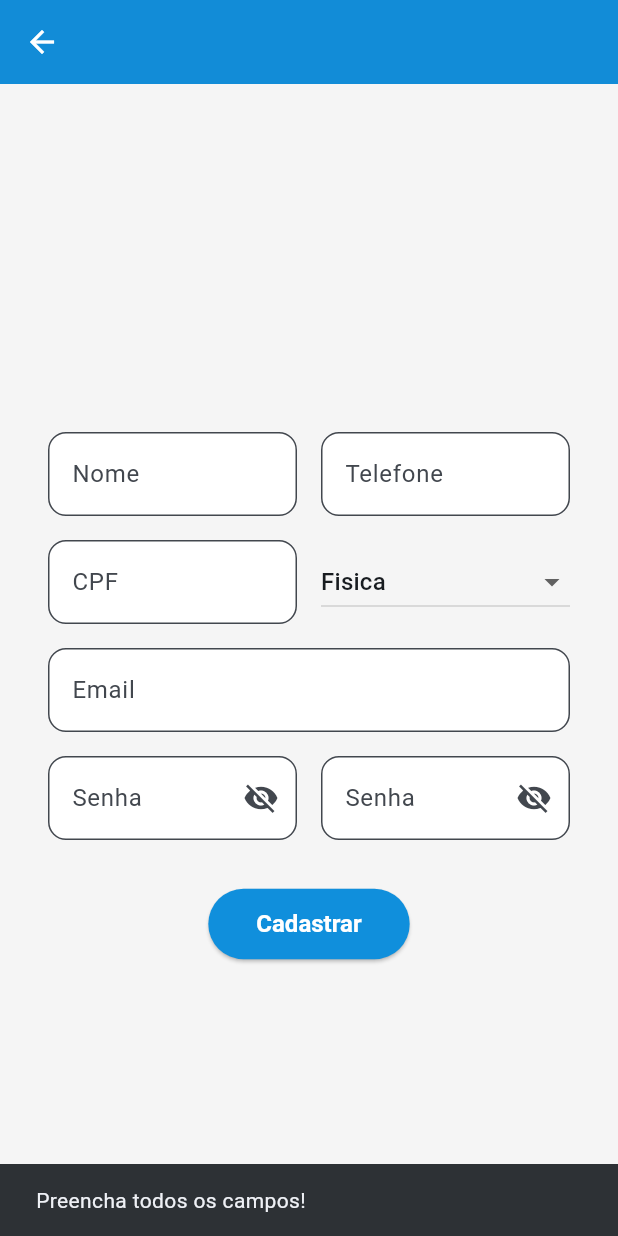
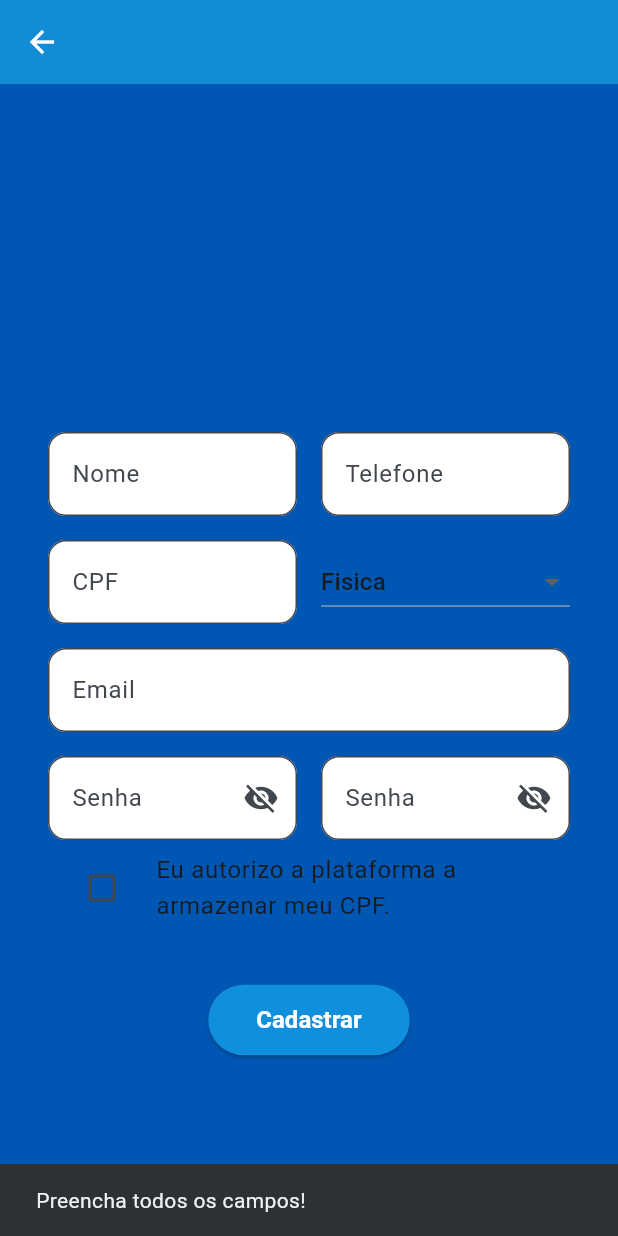
Before and after one commit to P1res2/flutter_techhelp.app, a Flutter app: the RegisterScreen screen opened by its route, after a tap on "Cadastrar", on a phone screen of 412 x 824 dp. Run offline on Flutter 3.47's test engine with Material 3 defaults, Android fonts, the light colour scheme and no system bars; our stand-ins replace flutter_dotenv, mask_text_input_formatter; missing offline and left inert: br_validators.

Commit message:
Mini atualizações

```diff
--- a/lib/app/models/tecnico_model.dart
+++ b/lib/app/models/tecnico_model.dart
@@ -2,38 +2,57 @@ import 'usuario_base_model.dart';
 
 class TecnicoModel implements UsuarioBase {
   @override
-  int? id;
+  final String cpfCnpj = ''; // Ignorar
+  @override
+  final int? id;
   @override
   final String nomeRazao;
   @override
-  final String cpfCnpj;
-  @override
   final String email;
+  final String telefone;
   @override
   final String password;
+  final bool? ativo;
+  final List<dynamic>? especialidades;
+  final List<int>? idsEspecialidades;
 
   TecnicoModel({
+    this.id,
     required this.nomeRazao,
-    required this.cpfCnpj,
     required this.email,
+    required this.telefone,
     required this.password,
+    this.ativo,
+    this.especialidades,
+    this.idsEspecialidades
   });
 
   @override
   factory TecnicoModel.fromMap(Map<String, dynamic> map) {
     return TecnicoModel(
       nomeRazao: map['nome'],
-      cpfCnpj: map['cpf_cnpj'],
       email: map['email'],
-      password: map['password'],
+      telefone: map['telefone'],
+      password: map['senha'],
+      idsEspecialidades: map['ids_especialidades']
+    );
+  }
+
+  factory TecnicoModel.fromMapWithId(Map<String, dynamic> map) {
+    return TecnicoModel(
+      id: map['id_tecnico'],
+      nomeRazao: map['nome_razao'],
+      email: map['email'],
+      telefone: map['telefone'],
+      password: map['senha'],
     );
   }
 
   @override
   Map<String, dynamic> toMap() => {
     "nome": nomeRazao,
-    "cpf_cnpj": cpfCnpj,
-    "email": email,
-    "password": password,
+    "email": cpfCnpj,
+    "telefone": email,
+    "senha": password,
   };
 }
--- a/lib/app/utils/app_colors.dart
+++ b/lib/app/utils/app_colors.dart
@@ -6,7 +6,7 @@ class AppColors {
   static const Color darkBlue = Color(0xFF021648);
   static const Color accent = Color(0xFF407a9f);
 
-  static const Color background = Color(0xFFF5F5F5);
+  static const Color background = Color(0xFF0056b3);
   static const Color text = Color(0xFF212121);
   static const Color textLight = Color(0xFF757575);
 
--- a/lib/app/utils/constants.dart
+++ b/lib/app/utils/constants.dart
@@ -1,5 +1,4 @@
 import 'package:flutter/material.dart';
-import 'plataform_utils.dart';
 
 const List<DropdownMenuItem<String>> tiposContas = [
   DropdownMenuItem(value: "Fisica", child: Text("Fisica")),
@@ -7,4 +6,4 @@ const List<DropdownMenuItem<String>> tiposContas = [
 ];
 
 // Link da API local
-String prefixUrlApi = PlatformUtils.isDesktop ? "http://localhost:7168/api" : "http://10.0.2.2:7168/api";
+String prefixUrlApi = 'https://techhelpapi.azurewebsites.net/api';
--- a/lib/app/views/register_screen.dart
+++ b/lib/app/views/register_screen.dart
@@ -23,6 +23,7 @@ class _RegisterScreenState extends State<RegisterScreen> {
   final TextEditingController _senha1Controller = TextEditingController();
   final TextEditingController _senha2Controller = TextEditingController();
 
+  bool cpfCheck = false;
   bool isLoading = false;
   bool _isPessoaFisica = true;
   String _accountType = "Fisica";
@@ -125,6 +126,23 @@ class _RegisterScreenState extends State<RegisterScreen> {
                         ],
                       ),
 
+                      CheckboxListTile(
+                        title: _accountType == 'Fisica'
+                            ? Text(
+                                "Eu autorizo a plataforma a armazenar meu CPF.",
+                              )
+                            : Text(
+                                "Eu autorizo a plataforma a armazenar meu CNPJ.",
+                              ),
+                        value: cpfCheck,
+                        controlAffinity: ListTileControlAffinity.leading,
+                        onChanged: (bool? value) {
+                          setState(() {
+                            cpfCheck = value!;
+                          });
+                        },
+                      ),
+
                       const SizedBox(height: 32), // Espaçamento
                       // Botão cadastrar
                       Row(
@@ -175,6 +193,19 @@ class _RegisterScreenState extends State<RegisterScreen> {
                                 _senha2Controller.text,
                               )) {
                                 return;
+                              }
+
+                              // Valida se o checho box de Cpf/Cnpj está marcado
+                              if (!cpfCheck) {
+                                // Se não marcou, mostra alerta
+                                ScaffoldMessenger.of(context).showSnackBar(
+                                  SnackBar(
+                                    content: Text(
+                                      "Você precisa aceitar para continuar.",
+                                    ),
+                                  ),
+                                );
+                                return; // bloqueia ação
                               }
 
                               // Registra os dados passados
```
Also changed, not shown: lib/app/services/openai_service.dart (+6 -6 lines).
